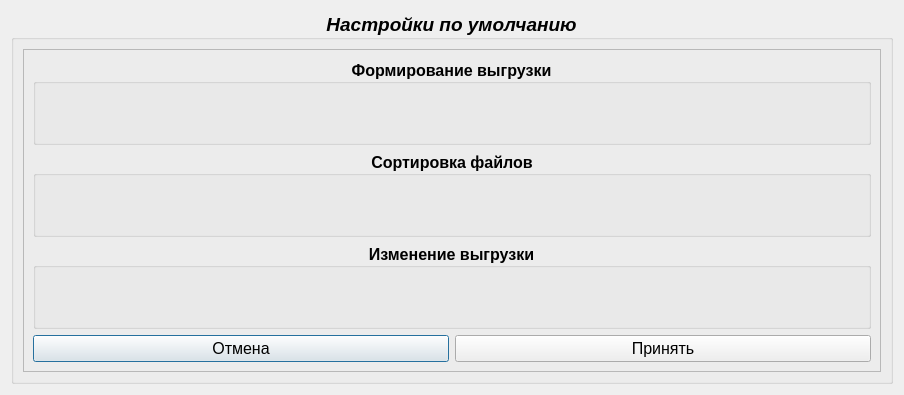
Above: designer/default_window.ui from ant1cus/Project_SP before the change. Below: the same form after it.
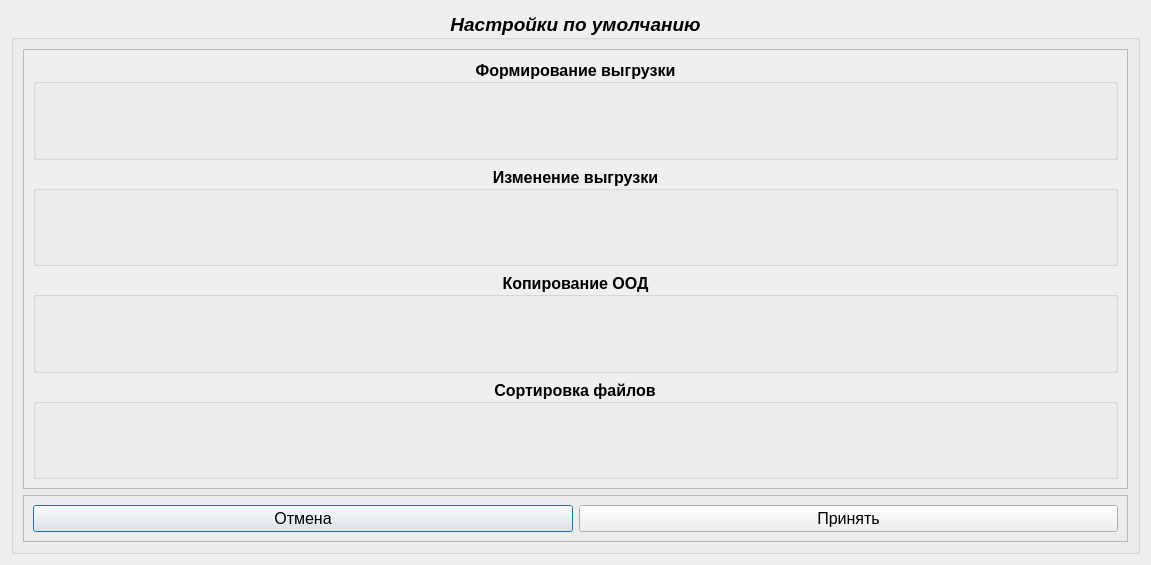
That is the form after the change.

Commit message: copy ood

```diff
--- a/designer/default_window.ui
+++ b/designer/default_window.ui
@@ -6,8 +6,8 @@
    <rect>
     <x>0</x>
     <y>0</y>
-    <width>904</width>
-    <height>395</height>
+    <width>1151</width>
+    <height>565</height>
    </rect>
   </property>
   <property name="font">
@@ -36,7 +36,7 @@
       <set>Qt::AlignCenter</set>
      </property>
      <layout class="QGridLayout" name="gridLayout_3">
-      <item row="0" column="0">
+      <item row="1" column="0">
        <widget class="QFrame" name="frame_default">
         <property name="frameShape">
          <enum>QFrame::StyledPanel</enum>
@@ -45,7 +45,7 @@
          <enum>QFrame::Raised</enum>
         </property>
         <layout class="QGridLayout" name="gridLayout_4">
-         <item row="3" column="0">
+         <item row="2" column="0">
           <widget class="QPushButton" name="pushButton_cancel">
            <property name="font">
             <font>
@@ -60,7 +60,7 @@
            </property>
           </widget>
          </item>
-         <item row="3" column="1">
+         <item row="2" column="1">
           <widget class="QPushButton" name="pushButton_accept">
            <property name="font">
             <font>
@@ -75,7 +75,25 @@
            </property>
           </widget>
          </item>
-         <item row="0" column="0" colspan="2">
+        </layout>
+       </widget>
+      </item>
+      <item row="0" column="0">
+       <widget class="QScrollArea" name="scrollArea">
+        <property name="widgetResizable">
+         <bool>true</bool>
+        </property>
+        <widget class="QWidget" name="scrollAreaWidgetContents">
+         <property name="geometry">
+          <rect>
+           <x>0</x>
+           <y>0</y>
+           <width>1103</width>
+           <height>425</height>
+          </rect>
+         </property>
+         <layout class="QGridLayout" name="gridLayout_2">
+          <item row="0" column="0">
           <widget class="QGroupBox" name="groupBox_form">
            <property name="font">
             <font>
@@ -98,7 +116,30 @@
            </layout>
           </widget>
          </item>
-         <item row="1" column="0" colspan="2">
+          <item row="2" column="0">
+           <widget class="QGroupBox" name="groupBox_copy_ood">
+            <property name="font">
+             <font>
+              <pointsize>12</pointsize>
+              <weight>75</weight>
+              <italic>false</italic>
+              <bold>true</bold>
+             </font>
+            </property>
+            <property name="title">
+             <string>Копирование ООД</string>
+            </property>
+            <property name="alignment">
+             <set>Qt::AlignCenter</set>
+            </property>
+            <layout class="QGridLayout" name="gridLayout_8">
+             <item row="0" column="0">
+              <layout class="QGridLayout" name="gridLayout_copy_ood"/>
+             </item>
+            </layout>
+           </widget>
+          </item>
+          <item row="3" column="0">
           <widget class="QGroupBox" name="groupBox_sorting">
            <property name="font">
             <font>
@@ -121,7 +162,7 @@
            </layout>
           </widget>
          </item>
-         <item row="2" column="0" colspan="2">
+          <item row="1" column="0">
           <widget class="QGroupBox" name="groupBox_change">
            <property name="font">
             <font>
@@ -145,6 +186,7 @@
           </widget>
          </item>
         </layout>
+        </widget>
        </widget>
       </item>
      </layout>
```
Lines whose indentation alone changed are shown as unchanged. The commit also changes 10 other files.
